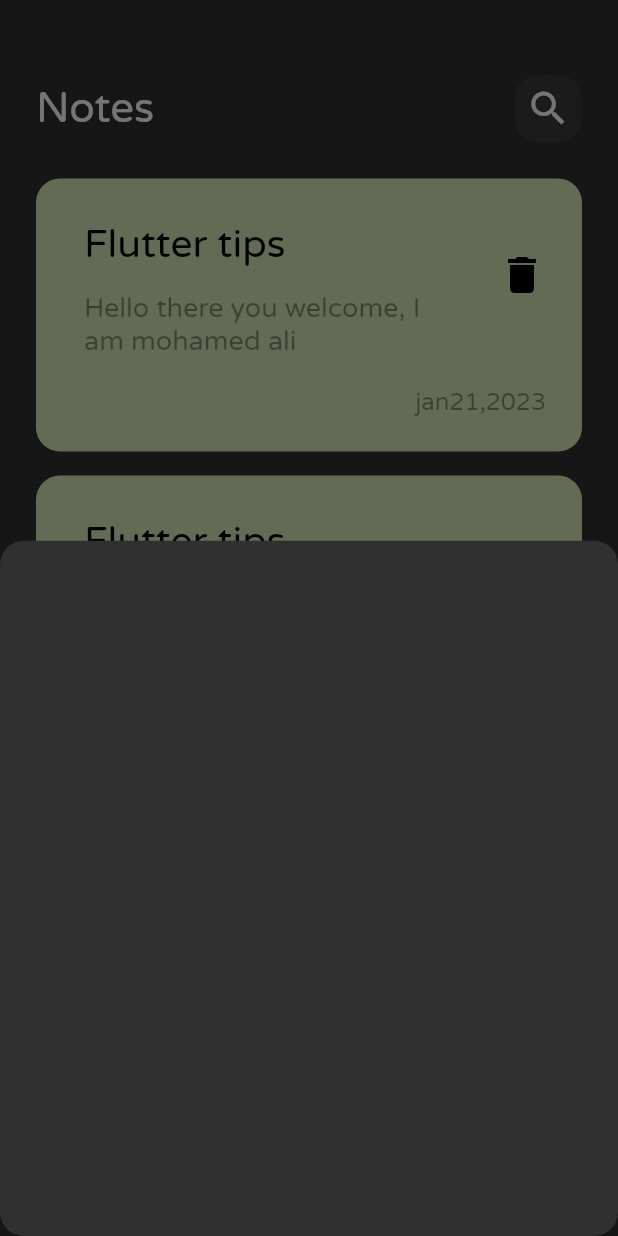
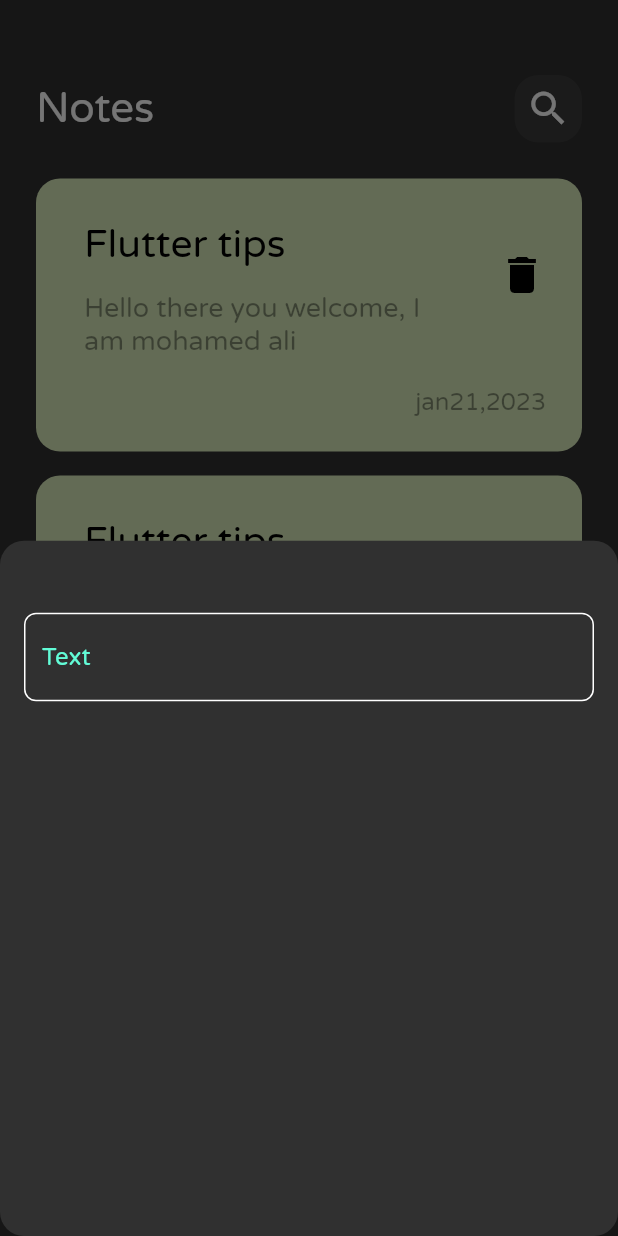
Before and after one commit to Mohamedali2074/notes_app, a Flutter app: the screen it shows after launch, after a tap on the "add" icon, on a phone screen of 412 x 824 dp. Run offline on Flutter 3.47's test engine with Material 2 defaults, Android fonts, the phone set to English and light mode, and no system bars.

Commit message:
create custom text field

```diff
--- /dev/null
+++ b/lib/constants.dart
@@ -0,0 +1,3 @@
+import 'package:flutter/material.dart';
+
+const kPrimaryColor = Color(0xff62FCD7);
--- a/lib/views/widgets/add_note_bottom_sheet.dart
+++ b/lib/views/widgets/add_note_bottom_sheet.dart
@@ -1,10 +1,22 @@
 import 'package:flutter/material.dart';
+
+import 'custom_text_field.dart';
 
 class AddNoteBottomSheet extends StatelessWidget {
   const AddNoteBottomSheet({super.key});
 
   @override
   Widget build(BuildContext context) {
-    return Container();
+    return Padding(
+      padding: const EdgeInsets.all(16),
+      child: Column(
+        children: [
+          SizedBox(
+            height: 32,
+          ),
+          CustomTextField(),
+        ],
+      ),
+    );
   }
 }
--- /dev/null
+++ b/lib/views/widgets/custom_text_field.dart
@@ -0,0 +1,31 @@
+import 'package:flutter/material.dart';
+import 'package:flutter/src/widgets/framework.dart';
+import 'package:flutter/src/widgets/placeholder.dart';
+import 'package:notes_app/constants.dart';
+
+class CustomTextField extends StatelessWidget {
+  const CustomTextField({super.key});
+
+  @override
+  Widget build(BuildContext context) {
+    return TextField(
+      cursorColor: kPrimaryColor,
+      decoration: InputDecoration(
+        hintText: 'Text',
+        hintStyle: const TextStyle(
+          color: kPrimaryColor,
+        ),
+        border: buildBorder(),
+        enabledBorder: buildBorder(),
+        focusedBorder: buildBorder(kPrimaryColor),
+      ),
+    );
+  }
+
+  OutlineInputBorder buildBorder([color]) {
+    return OutlineInputBorder(
+      borderRadius: BorderRadius.circular(8),
+      borderSide: BorderSide(color: color ?? Colors.white),
+    );
+  }
+}
```
